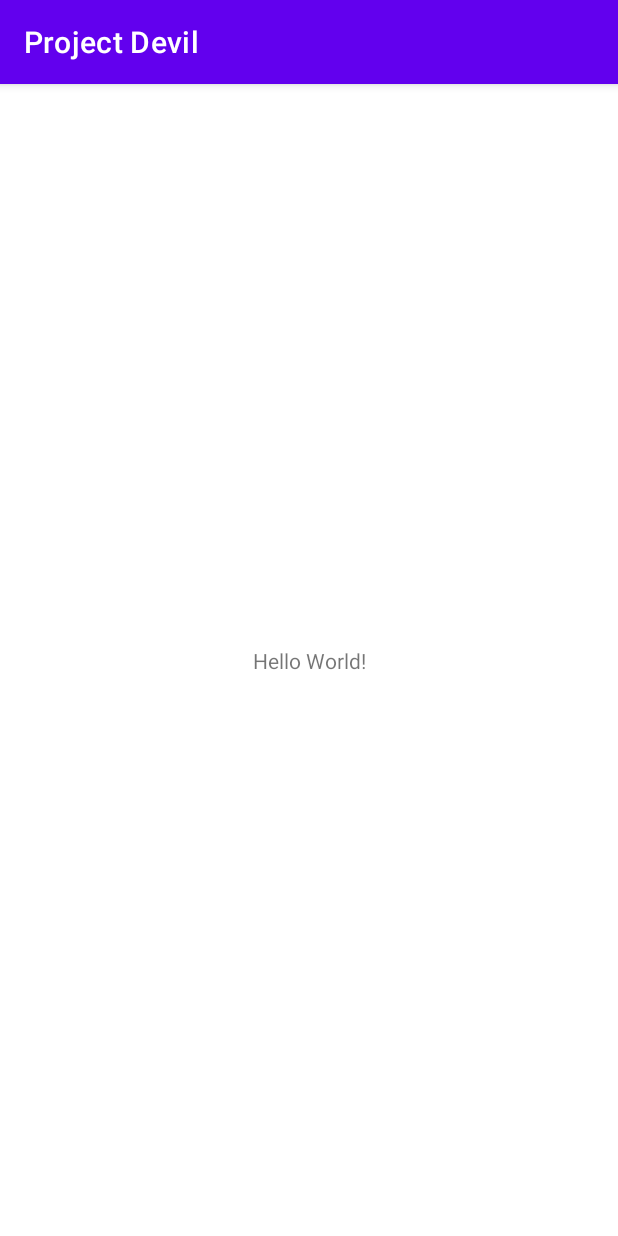
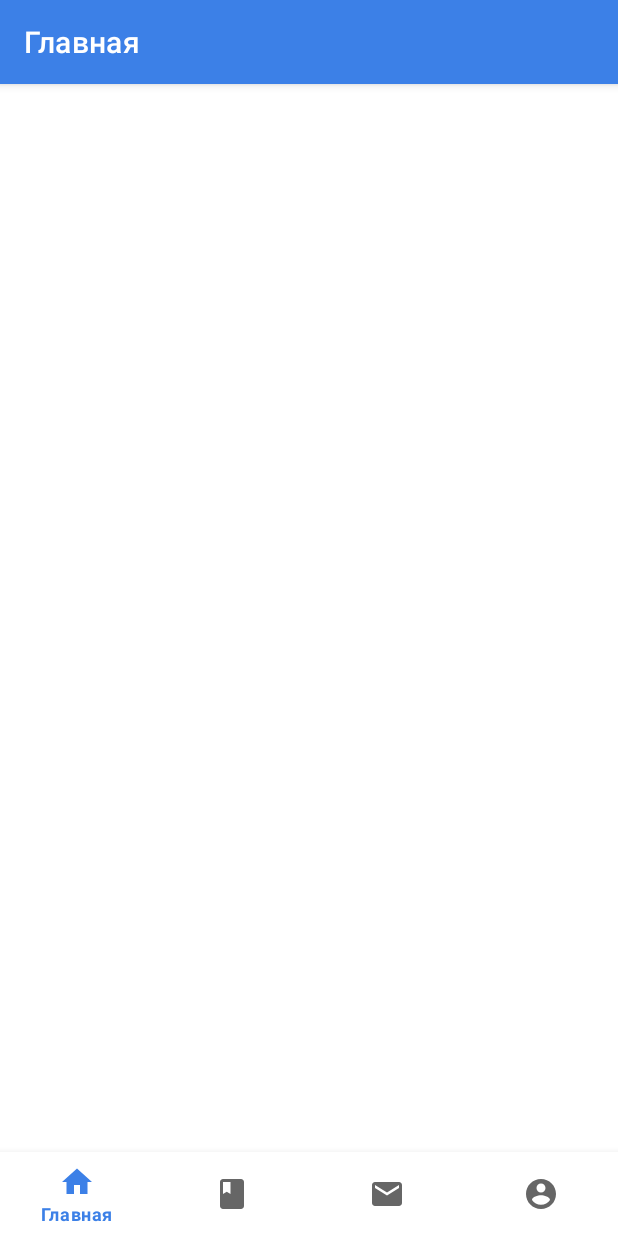
Before and after one commit to Liggidarck/Comject-Android, an Android app: the screen it shows after launch (MainActivity), on a phone screen of 412 x 824 dp. Run offline under Robolectric (Android 15) with nearby library versions, the phone set to English and light mode, and no system bars.

Commit message:
Добавлены фрагменты главная, заметки, сообщения, профиль.

```diff
--- a/app/build.gradle
+++ b/app/build.gradle
@@ -29,6 +29,7 @@ android {
 }
 
 dependencies {
+    implementation 'com.google.android.material:material:1.2.0-alpha02'
 
     implementation 'androidx.appcompat:appcompat:1.2.0'
     implementation 'com.google.android.material:material:1.2.1'
--- a/app/src/main/java/com/george/devil/MainActivity.java
+++ b/app/src/main/java/com/george/devil/MainActivity.java
@@ -1,14 +1,64 @@
 package com.george.devil;
 
+import androidx.annotation.NonNull;
 import androidx.appcompat.app.AppCompatActivity;
+import androidx.fragment.app.Fragment;
 
+import android.content.pm.ActivityInfo;
 import android.os.Bundle;
+import android.util.Log;
+import android.view.MenuItem;
+
+import com.google.android.material.bottomnavigation.BottomNavigationView;
 
 public class MainActivity extends AppCompatActivity {
 
+    private static final String TAG = "MainActivity";
+
     @Override
     protected void onCreate(Bundle savedInstanceState) {
+        setRequestedOrientation(ActivityInfo.SCREEN_ORIENTATION_PORTRAIT);
         super.onCreate(savedInstanceState);
         setContentView(R.layout.activity_main);
+
+        BottomNavigationView bottomNav = findViewById(R.id.bottom_navigation);
+        bottomNav.setOnNavigationItemSelectedListener(navListener);
+
+        if (savedInstanceState == null) {
+            getSupportFragmentManager().beginTransaction()
+                    .replace(R.id.fragment_container, new fragmentHome()).commit();
+        }
+
     }
+
+    private final BottomNavigationView.OnNavigationItemSelectedListener navListener =
+            new BottomNavigationView.OnNavigationItemSelectedListener() {
+        @Override
+        public boolean onNavigationItemSelected(@NonNull MenuItem item) {
+            Fragment selectedFragment = null;
+            switch (item.getItemId()) {
+                case R.id.nav_home:
+                    Log.i(TAG, "Fragment home started");
+                    selectedFragment = new fragmentHome();
+                    break;
+                case R.id.nav_note:
+                    Log.i(TAG, "Fragment note started");
+                    selectedFragment = new fragmentNote();
+                    break;
+                case R.id.nav_messeg:
+                    Log.i(TAG, "Fragment messege started");
+                    selectedFragment = new fragmentMessege();
+                    break;
+                case R.id.nav_profile:
+                    Log.i(TAG, "Fragment porofile started");
+                    selectedFragment = new fragmentProfile();
+                    break;
+            }
+            assert selectedFragment != null;
+            getSupportFragmentManager().beginTransaction().replace(R.id.fragment_container, selectedFragment).commit();
+
+            return true;
+        }
+    };
+
 }
--- /dev/null
+++ b/app/src/main/java/com/george/devil/fragmentHome.java
@@ -0,0 +1,28 @@
+package com.george.devil;
+
+import android.os.Bundle;
+import android.view.LayoutInflater;
+import android.view.View;
+import android.view.ViewGroup;
+
+import androidx.annotation.NonNull;
+import androidx.annotation.Nullable;
+import androidx.appcompat.app.AppCompatActivity;
+import androidx.fragment.app.Fragment;
+
+import com.google.android.material.appbar.MaterialToolbar;
+
+import java.util.Objects;
+
+public class fragmentHome extends Fragment {
+    @Nullable
+    @Override
+    public View onCreateView(@NonNull LayoutInflater inflater, @Nullable ViewGroup container, @Nullable Bundle savedInstanceState) {
+        View view = inflater.inflate(R.layout.fragment_home, container, false);
+
+        MaterialToolbar toolbar = view.findViewById(R.id.topAppBar_home);
+        ((AppCompatActivity) Objects.requireNonNull(getActivity())).setSupportActionBar(toolbar);
+
+        return view;
+    }
+}
--- /dev/null
+++ b/app/src/main/res/drawable/ic_baseline_account_circle_24.xml
@@ -0,0 +1,10 @@
+<vector xmlns:android="http://schemas.android.com/apk/res/android"
+    android:width="24dp"
+    android:height="24dp"
+    android:viewportWidth="24"
+    android:viewportHeight="24"
+    android:tint="?attr/colorControlNormal">
+  <path
+      android:fillColor="@android:color/white"
+      android:pathData="M12,2C6.48,2 2,6.48 2,12s4.48,10 10,10 10,-4.48 10,-10S17.52,2 12,2zM12,5c1.66,0 3,1.34 3,3s-1.34,3 -3,3 -3,-1.34 -3,-3 1.34,-3 3,-3zM12,19.2c-2.5,0 -4.71,-1.28 -6,-3.22 0.03,-1.99 4,-3.08 6,-3.08 1.99,0 5.97,1.09 6,3.08 -1.29,1.94 -3.5,3.22 -6,3.22z"/>
+</vector>
--- /dev/null
+++ b/app/src/main/res/drawable/ic_baseline_book_24.xml
@@ -0,0 +1,10 @@
+<vector xmlns:android="http://schemas.android.com/apk/res/android"
+    android:width="24dp"
+    android:height="24dp"
+    android:viewportWidth="24"
+    android:viewportHeight="24"
+    android:tint="?attr/colorControlNormal">
+  <path
+      android:fillColor="@android:color/white"
+      android:pathData="M18,2H6c-1.1,0 -2,0.9 -2,2v16c0,1.1 0.9,2 2,2h12c1.1,0 2,-0.9 2,-2V4c0,-1.1 -0.9,-2 -2,-2zM6,4h5v8l-2.5,-1.5L6,12V4z"/>
+</vector>
--- /dev/null
+++ b/app/src/main/res/drawable/ic_baseline_home_24.xml
@@ -0,0 +1,10 @@
+<vector xmlns:android="http://schemas.android.com/apk/res/android"
+    android:width="24dp"
+    android:height="24dp"
+    android:viewportWidth="24"
+    android:viewportHeight="24"
+    android:tint="?attr/colorControlNormal">
+  <path
+      android:fillColor="@android:color/white"
+      android:pathData="M10,20v-6h4v6h5v-8h3L12,3 2,12h3v8z"/>
+</vector>
--- /dev/null
+++ b/app/src/main/res/drawable/ic_baseline_mail_24.xml
@@ -0,0 +1,10 @@
+<vector xmlns:android="http://schemas.android.com/apk/res/android"
+    android:width="24dp"
+    android:height="24dp"
+    android:viewportWidth="24"
+    android:viewportHeight="24"
+    android:tint="?attr/colorControlNormal">
+  <path
+      android:fillColor="@android:color/white"
+      android:pathData="M20,4L4,4c-1.1,0 -1.99,0.9 -1.99,2L2,18c0,1.1 0.9,2 2,2h16c1.1,0 2,-0.9 2,-2L22,6c0,-1.1 -0.9,-2 -2,-2zM20,8l-8,5 -8,-5L4,6l8,5 8,-5v2z"/>
+</vector>
--- a/app/src/main/res/layout/activity_main.xml
+++ b/app/src/main/res/layout/activity_main.xml
@@ -1,18 +1,23 @@
 <?xml version="1.0" encoding="utf-8"?>
-<androidx.constraintlayout.widget.ConstraintLayout xmlns:android="http://schemas.android.com/apk/res/android"
+<RelativeLayout xmlns:android="http://schemas.android.com/apk/res/android"
     xmlns:app="http://schemas.android.com/apk/res-auto"
     xmlns:tools="http://schemas.android.com/tools"
     android:layout_width="match_parent"
     android:layout_height="match_parent"
     tools:context=".MainActivity">
 
-    <TextView
-        android:layout_width="wrap_content"
+    <FrameLayout
+        android:id="@+id/fragment_container"
+        android:layout_width="match_parent"
+        android:layout_height="match_parent"
+        android:layout_above="@id/bottom_navigation" />
+
+    <com.google.android.material.bottomnavigation.BottomNavigationView
+        android:id="@+id/bottom_navigation"
+        android:layout_width="match_parent"
         android:layout_height="wrap_content"
-        android:text="Hello World!"
-        app:layout_constraintBottom_toBottomOf="parent"
-        app:layout_constraintLeft_toLeftOf="parent"
-        app:layout_constraintRight_toRightOf="parent"
-        app:layout_constraintTop_toTopOf="parent" />
+        android:layout_alignParentBottom="true"
+        app:menu="@menu/menu"
+        android:background="?android:attr/windowBackground" />
 
-</androidx.constraintlayout.widget.ConstraintLayout>
+</RelativeLayout>
--- /dev/null
+++ b/app/src/main/res/layout/fragment_home.xml
@@ -0,0 +1,41 @@
+<?xml version="1.0" encoding="utf-8"?>
+<androidx.coordinatorlayout.widget.CoordinatorLayout xmlns:android="http://schemas.android.com/apk/res/android"
+    android:layout_width="match_parent"
+    android:layout_height="match_parent"
+    xmlns:app="http://schemas.android.com/apk/res-auto">
+
+    <com.google.android.material.appbar.AppBarLayout
+        android:layout_width="match_parent"
+        android:layout_height="wrap_content" >
+
+        <com.google.android.material.appbar.MaterialToolbar
+            android:id="@+id/topAppBar_home"
+            android:layout_width="match_parent"
+            android:layout_height="?attr/actionBarSize"
+            app:title="Главная"
+            style="@style/Widget.MaterialComponents.Toolbar.Primary" />
+
+    </com.google.android.material.appbar.AppBarLayout>
+
+    <androidx.core.widget.NestedScrollView
+        android:layout_width="match_parent"
+        android:layout_height="match_parent"
+        app:layout_behavior="@string/appbar_scrolling_view_behavior" >
+
+        <LinearLayout
+            android:layout_width="match_parent"
+            android:layout_height="match_parent"
+            android:orientation="vertical" >
+
+            <RelativeLayout
+                android:layout_width="match_parent"
+                android:layout_height="wrap_content" >
+
+
+            </RelativeLayout>
+
+
+
+        </LinearLayout>
+    </androidx.core.widget.NestedScrollView>
+</androidx.coordinatorlayout.widget.CoordinatorLayout>
--- /dev/null
+++ b/app/src/main/res/menu/menu.xml
@@ -0,0 +1,28 @@
+<?xml version="1.0" encoding="utf-8"?>
+<menu xmlns:android="http://schemas.android.com/apk/res/android">
+
+    <item
+        android:id="@+id/nav_home"
+        android:icon="@drawable/ic_baseline_home_24"
+        android:title="Главная">
+    </item>
+
+    <item
+        android:id="@+id/nav_note"
+        android:icon="@drawable/ic_baseline_book_24"
+        android:title="Заметки">
+    </item>
+
+    <item
+        android:id="@+id/nav_messeg"
+        android:icon="@drawable/ic_baseline_mail_24"
+        android:title="Месседжер" >
+    </item>
+
+    <item
+        android:id="@+id/nav_profile"
+        android:icon="@drawable/ic_baseline_account_circle_24"
+        android:title="Профиль">
+    </item>
+
+</menu>
--- a/app/src/main/res/values-night/themes.xml
+++ b/app/src/main/res/values-night/themes.xml
@@ -1,6 +1,6 @@
 <resources xmlns:tools="http://schemas.android.com/tools">
     <!-- Base application theme. -->
-    <style name="Theme.ProjectDevil" parent="Theme.MaterialComponents.DayNight.DarkActionBar">
+    <style name="Theme.ProjectDevil" parent="Theme.MaterialComponents.DayNight.NoActionBar">
         <!-- Primary brand color. -->
         <item name="colorPrimary">@color/purple_200</item>
         <item name="colorPrimaryVariant">@color/purple_700</item>
--- a/app/src/main/res/values/colors.xml
+++ b/app/src/main/res/values/colors.xml
@@ -7,4 +7,7 @@
     <color name="teal_700">#FF018786</color>
     <color name="black">#FF000000</color>
     <color name="white">#FFFFFFFF</color>
+
+    <color name="bluePrimary">#3C80E7</color>
+
 </resources>
--- a/app/src/main/res/values/themes.xml
+++ b/app/src/main/res/values/themes.xml
@@ -1,8 +1,8 @@
 <resources xmlns:tools="http://schemas.android.com/tools">
     <!-- Base application theme. -->
-    <style name="Theme.ProjectDevil" parent="Theme.MaterialComponents.DayNight.DarkActionBar">
+    <style name="Theme.ProjectDevil" parent="Theme.MaterialComponents.DayNight.NoActionBar">
         <!-- Primary brand color. -->
-        <item name="colorPrimary">@color/purple_500</item>
+        <item name="colorPrimary">@color/bluePrimary</item>
         <item name="colorPrimaryVariant">@color/purple_700</item>
         <item name="colorOnPrimary">@color/white</item>
         <!-- Secondary brand color. -->
```
Also changed, not shown: app/src/main/java/com/george/devil/fragmentMessege.java (added, +28 -0 lines), app/src/main/java/com/george/devil/fragmentNote.java (added, +28 -0 lines), app/src/main/java/com/george/devil/fragmentProfile.java (added, +28 -0 lines), app/src/main/res/layout/fragment_messege.xml (added, +43 -0 lines), app/src/main/res/layout/fragment_note.xml (added, +43 -0 lines), app/src/main/res/layout/fragment_profile.xml (added, +43 -0 lines).
